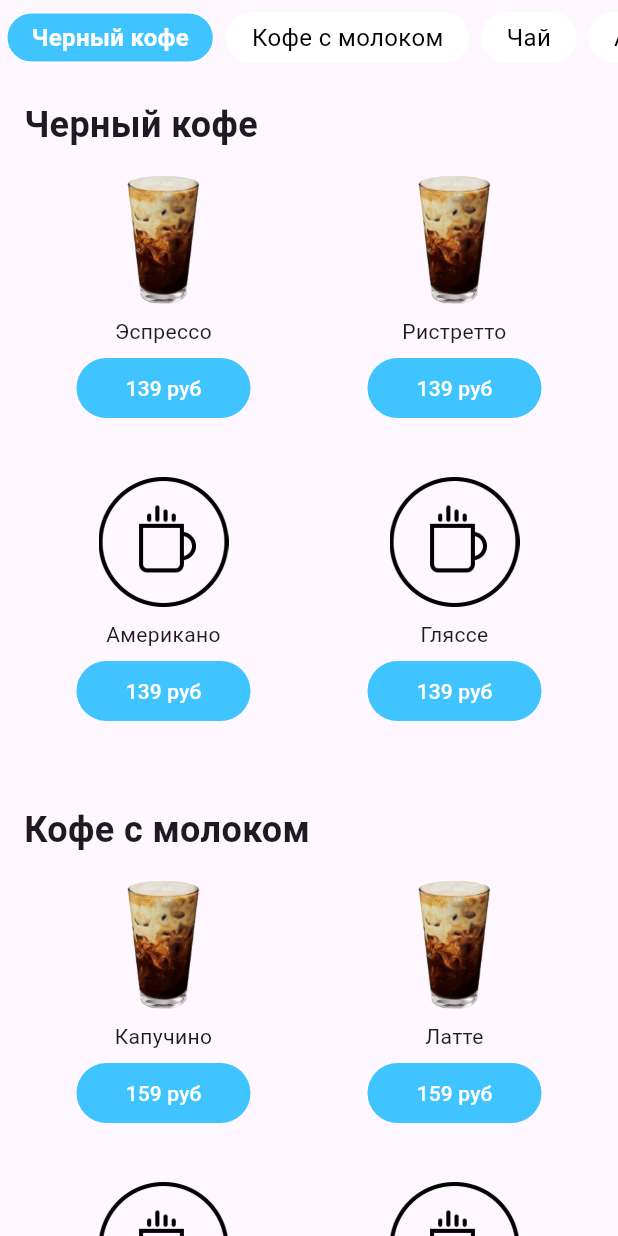
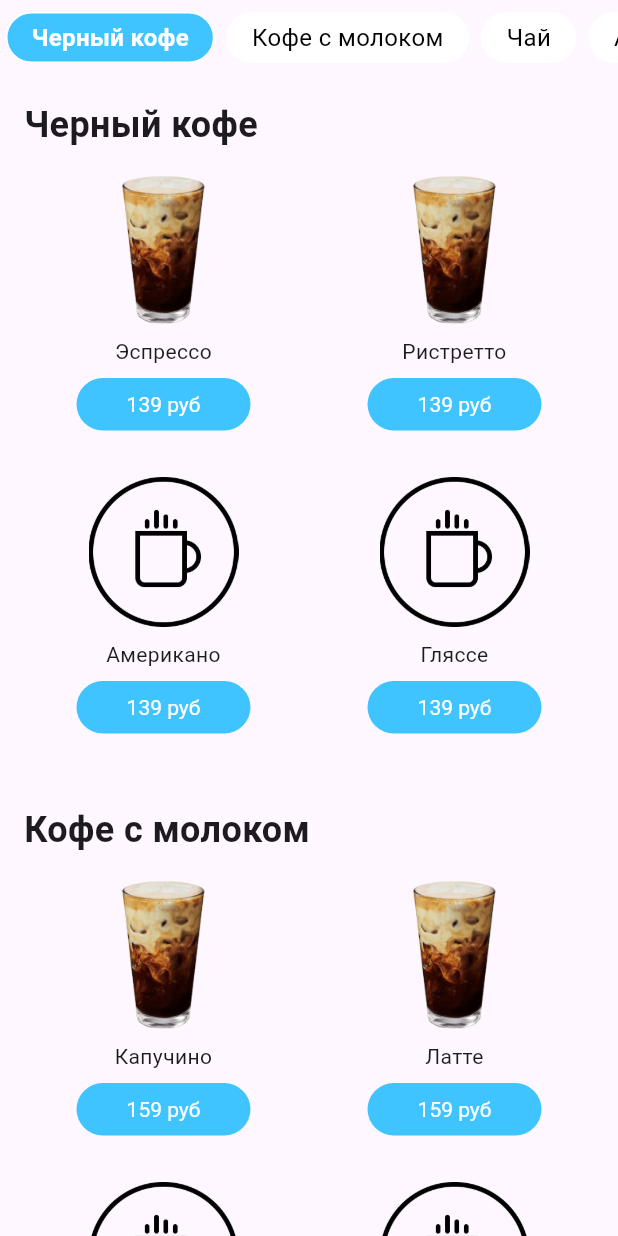
Before and after one commit to s1lda/coffee_menu, a Flutter app: the screen it shows after launch, on a phone screen of 412 x 824 dp. Run offline on Flutter 3.47's test engine with Material 3 defaults, Android fonts, the light colour scheme and no system bars.

Commit message:
add height for image and add style for buybutton for another devices

```diff
--- a/lib/src/widgets/product_card.dart
+++ b/lib/src/widgets/product_card.dart
@@ -27,16 +27,13 @@ class ProductCard extends StatelessWidget {
       height: 180,
       child: Column(
         children: [
-          Flexible(
-            flex: 2,
-            child: Image.asset(
+          Image.asset(
             imageUrl,
+            height: 100,
             fit: BoxFit.cover,
-            ),
           ),
           const SizedBox(height: 8),
           Flexible(
-            flex: 1,
             child: Text(
               title,
               style: const TextStyle(
@@ -46,14 +43,17 @@ class ProductCard extends StatelessWidget {
             ),
           ),
           const SizedBox(height: 8),
-          count > 0 ? buildCountControls() : buildBuyButton(),
+          Flexible(
+            child: count > 0 ? buildCountControls() : buildBuyButton(),
+          ),
         ],
       ),
     );
   }
 
   Widget buildBuyButton() {
-    return Container(
+    return Center(
+      child: Container(
         width: 116,
         height: 40,
         decoration: BoxDecoration(
@@ -62,9 +62,17 @@ class ProductCard extends StatelessWidget {
         ),
         child: TextButton(
           onPressed: onBuy,
+          style: TextButton.styleFrom(
+            padding: EdgeInsets.zero,
+            foregroundColor: Colors.white,
+            textStyle: const TextStyle(color: Colors.white),
+          ),
+          child: Center(
             child: Text(
               price,
               style: const TextStyle(color: Colors.white),
+            ),
+          ),
         ),
       ),
     );
```
Lines whose indentation alone changed are shown as unchanged.
